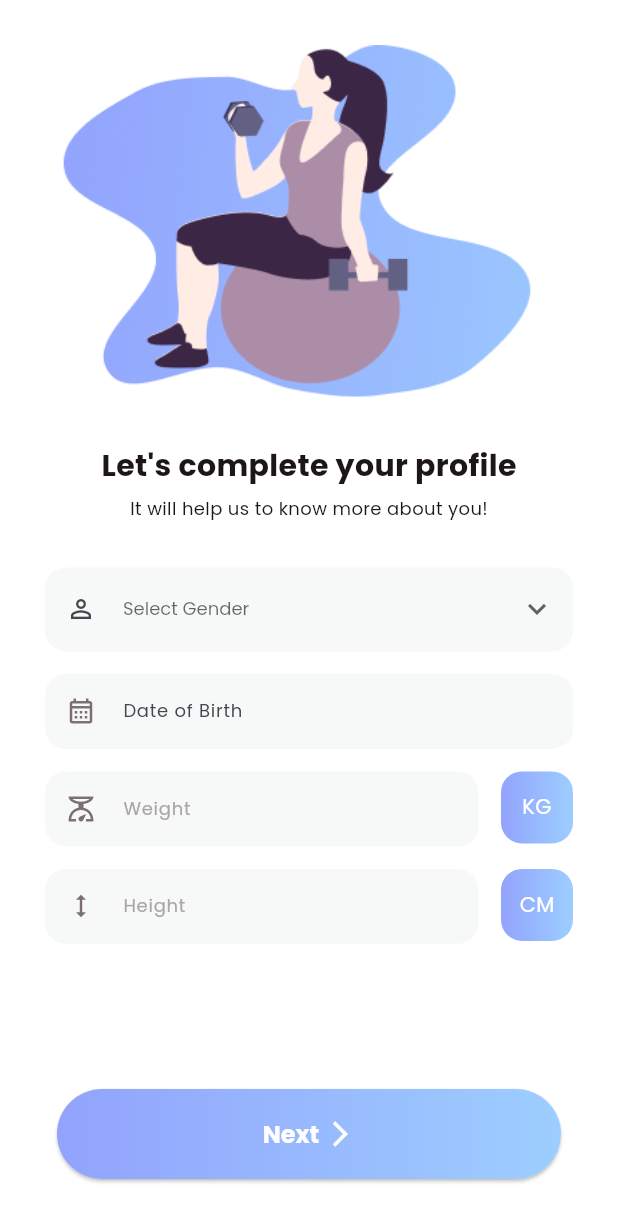
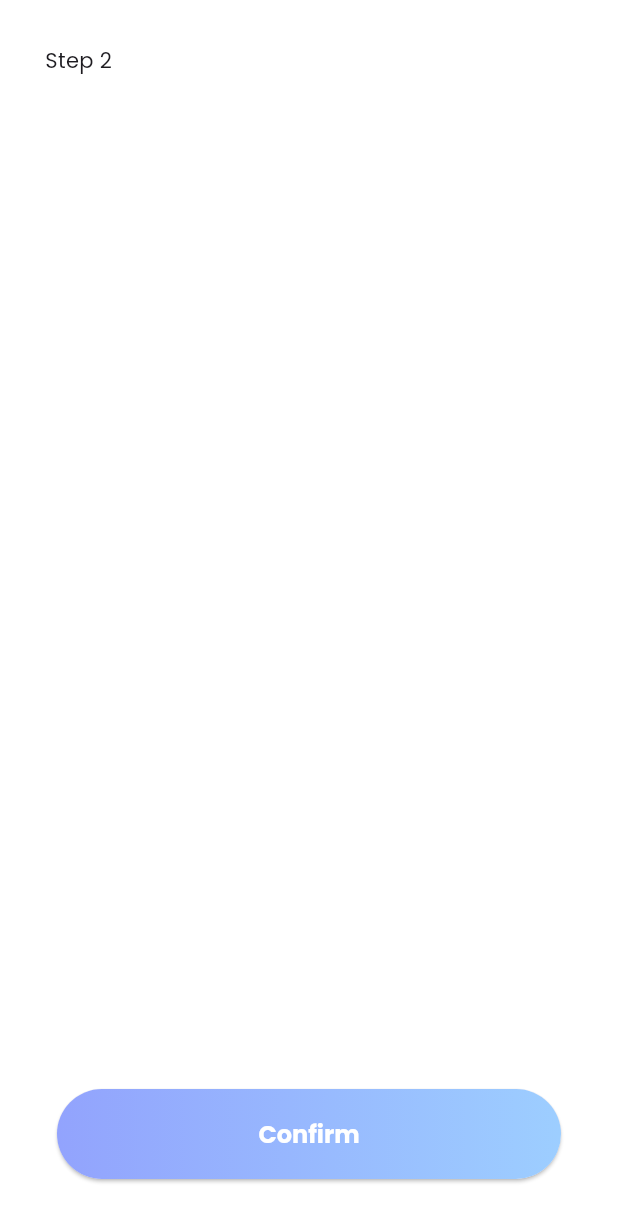
Before and after one commit to AppMoSphereX/fitnest, a Flutter app: the screen it shows once a user with an empty profile is signed in, after a tap on "Next", on a phone screen of 412 x 824 dp. Shown: the top 1222 px of the screen. Run offline on Flutter 3.47's test engine with Material 3 defaults, Android fonts, the phone set to English and light mode, and no system bars; our stand-ins replace cloud_firestore, firebase_auth, firebase_core, flutter_riverpod, freezed_annotation, go_router and 2 more; accounts and stored records are empty; generated files the repository leaves out were written again.

Commit message:
- Separate Steps

```diff
--- a/lib/ui/core/localization/app_localization.dart
+++ b/lib/ui/core/localization/app_localization.dart
@@ -39,6 +39,7 @@ class AppLocalization {
     'weightIsRequired': 'Weight is required',
     'heightIsRequired': 'Height is required',
     'next': 'Next',
+    'confirm': 'Confirm',
   };
 
   static String _get(String label) =>
@@ -77,6 +78,7 @@ class AppLocalization {
   String get weightIsRequired => _get('weightIsRequired');
   String get heightIsRequired => _get('heightIsRequired');
   String get next => _get('next');
+  String get confirm => _get('confirm');
 }
 
 class AppLocalizationDelegate extends LocalizationsDelegate<AppLocalization> {
--- /dev/null
+++ b/lib/ui/core/widgets/expanded_button.dart
@@ -0,0 +1,49 @@
+import 'package:flutter/material.dart';
+
+class ExpandedButton extends StatelessWidget {
+  const ExpandedButton({
+    this.onPressed,
+    this.text,
+    this.prefixIcon,
+    this.suffixIcon,
+    super.key,
+  });
+
+  final VoidCallback? onPressed;
+  final String? text;
+  final IconData? prefixIcon;
+  final IconData? suffixIcon;
+
+  @override
+  Widget build(BuildContext context) {
+
+    return Padding(
+      padding: const EdgeInsets.only(left: 30, right: 30, bottom: 30),
+      child: Row(
+        children: [
+          Expanded(
+            child: SizedBox(
+              height: 60,
+              child: ElevatedButton(
+                onPressed: onPressed,
+                child: Row(
+                  mainAxisAlignment: MainAxisAlignment.center,
+                  children: [
+                    if (prefixIcon != null) Icon(prefixIcon, size: 20),
+                    if (prefixIcon != null && text != null) SizedBox(width: 4),
+                    if (text != null)
+                      Text(
+                        text!,
+                      ),
+                    if (suffixIcon != null && text != null) SizedBox(width: 4),
+                    if (suffixIcon != null) Icon(suffixIcon, size: 20),
+                  ],
+                ),
+              ),
+            ),
+          ),
+        ],
+      ),
+    );
+  }
+}
--- a/lib/ui/profile_completion/profile_completion_screen.dart
+++ b/lib/ui/profile_completion/profile_completion_screen.dart
@@ -5,6 +5,7 @@ import 'package:fitnest/ui/core/localization/app_localization.dart';
 import 'package:fitnest/ui/core/localization/localization_extensions.dart';
 import 'package:fitnest/ui/core/widgets/app_dropdown.dart';
 import 'package:fitnest/ui/core/widgets/app_form_field.dart';
+import 'package:fitnest/ui/core/widgets/expanded_button.dart';
 import 'package:fitnest/ui/profile_completion/profile_completion_state.dart';
 import 'package:fitnest/ui/profile_completion/profile_completion_vm.dart';
 import 'package:fitnest/utils/validators.dart';
@@ -28,7 +29,34 @@ class ProfileCompletionScreen extends ConsumerWidget {
       body: SingleChildScrollView(
         child: Padding(
           padding: const EdgeInsets.all(30.0),
-          child: Column(
+          child: state.step == 1
+              ? _buildStep1(
+                  appLocalization,
+                  typography,
+                  context,
+                  state,
+                  palette,
+                )
+              : _buildStep2(),
+        ),
+      ),
+      persistentFooterButtons: [
+        state.step == 1
+            ? _buildNextButton(appLocalization, typography)
+            : _buildConfirmButton(appLocalization, typography),
+      ],
+      persistentFooterDecoration: BoxDecoration(),
+    );
+  }
+
+  Widget _buildStep1(
+    AppLocalization appLocalization,
+    AppTypography typography,
+    BuildContext context,
+    ProfileCompletionState state,
+    AppPalette palette,
+  ) {
+    return Column(
       children: [
         Image.asset('assets/images/profile_completion.png'),
         const SizedBox(height: 30),
@@ -56,12 +84,11 @@ class ProfileCompletionScreen extends ConsumerWidget {
         const SizedBox(height: 15),
         _buildHeightInput(appLocalization, palette, typography),
       ],
-          ),
-        ),
-      ),
-      persistentFooterButtons: [_buildNextButton(appLocalization, typography)],
-      persistentFooterDecoration: BoxDecoration(),
     );
+  }
+
+  Widget _buildStep2() {
+    return Column(children: [Text('Step 2')]);
   }
 
   Widget _buildGenderInput(
@@ -204,34 +231,20 @@ class ProfileCompletionScreen extends ConsumerWidget {
     AppLocalization appLocalization,
     AppTypography typography,
   ) {
-    return Row(
-      children: [
-        Expanded(
-          child: Padding(
-            padding: const EdgeInsets.only(left: 30, right: 30, bottom: 30),
-            child: SizedBox(
-              height: 60,
-              child: ElevatedButton(
-                onPressed: () {},
-                child: Row(
-                  mainAxisAlignment: MainAxisAlignment.center,
-                  children: [
-                    Text(
-                      appLocalization.next,
-                      style: typography.largeText.copyWith(
-                        color: Colors.white,
-                        fontWeight: FontWeight.bold,
-                      ),
-                    ),
-                    SizedBox(width: 4),
-                    Icon(Icons.arrow_forward_ios_outlined, size: 20),
-                  ],
-                ),
-              ),
-            ),
-          ),
-        ),
-      ],
+    return ExpandedButton(
+      text: appLocalization.next,
+      suffixIcon: Icons.arrow_forward_ios_outlined,
+      onPressed: () => viewModel.nextStep(),
+    );
+  }
+
+  Widget _buildConfirmButton(
+    AppLocalization appLocalization,
+    AppTypography typography,
+  ) {
+    return ExpandedButton(
+      text: appLocalization.confirm,
+      onPressed: () => viewModel.previousStep(),
     );
   }
 }
--- a/lib/ui/profile_completion/profile_completion_vm.dart
+++ b/lib/ui/profile_completion/profile_completion_vm.dart
@@ -25,4 +25,16 @@ class ProfileCompletionVM extends _$ProfileCompletionVM {
   void setHeight(double height) {
     state = state.copyWith(height: height);
   }
+
+  void nextStep() {
+    if (state.step < 2) {
+      state = state.copyWith(step: state.step + 1);
+    }
+  }
+
+  void previousStep() {
+    if (state.step > 1) {
+      state = state.copyWith(step: state.step - 1);
+    }
+  }
 }
```
Lines whose indentation alone changed are shown as unchanged.
